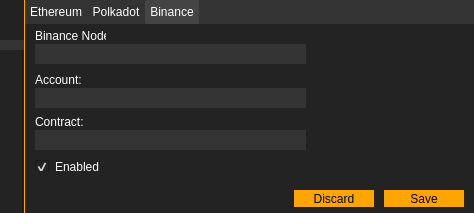
This is mainwindow.ui in Acria-Network/Acria-Oracle-Node-Qt as Qt 5 draws it before an edit. The edited form follows.
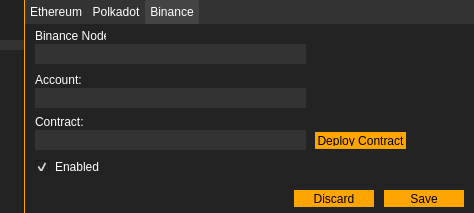
This is the edited form. The open tabs and pages were chosen to show the change. Icons and pictures are not drawn.

What changed in the file:
```diff
--- a/mainwindow.ui
+++ b/mainwindow.ui
@@ -1753,6 +1753,32 @@
          <string>Binance Node:</string>
         </property>
        </widget>
+       <widget class="QPushButton" name="pushButton_deploy_contract_binance">
+        <property name="geometry">
+         <rect>
+          <x>290</x>
+          <y>108</y>
+          <width>91</width>
+          <height>17</height>
+         </rect>
+        </property>
+        <property name="styleSheet">
+         <string notr="true">background-color:white;
+color:black;
+border: none;
+/*padding:30px;*/
+width:80px;
+padding-top:3px;
+padding-bottom:3px;
+background-color:orange;</string>
+        </property>
+        <property name="text">
+         <string>Deploy Contract</string>
+        </property>
+        <property name="flat">
+         <bool>true</bool>
+        </property>
+       </widget>
       </widget>
      </widget>
      <widget class="QWidget" name="widget" native="true">
```
Left out of the diff: 4 changed lines with no effect on the pictures.
